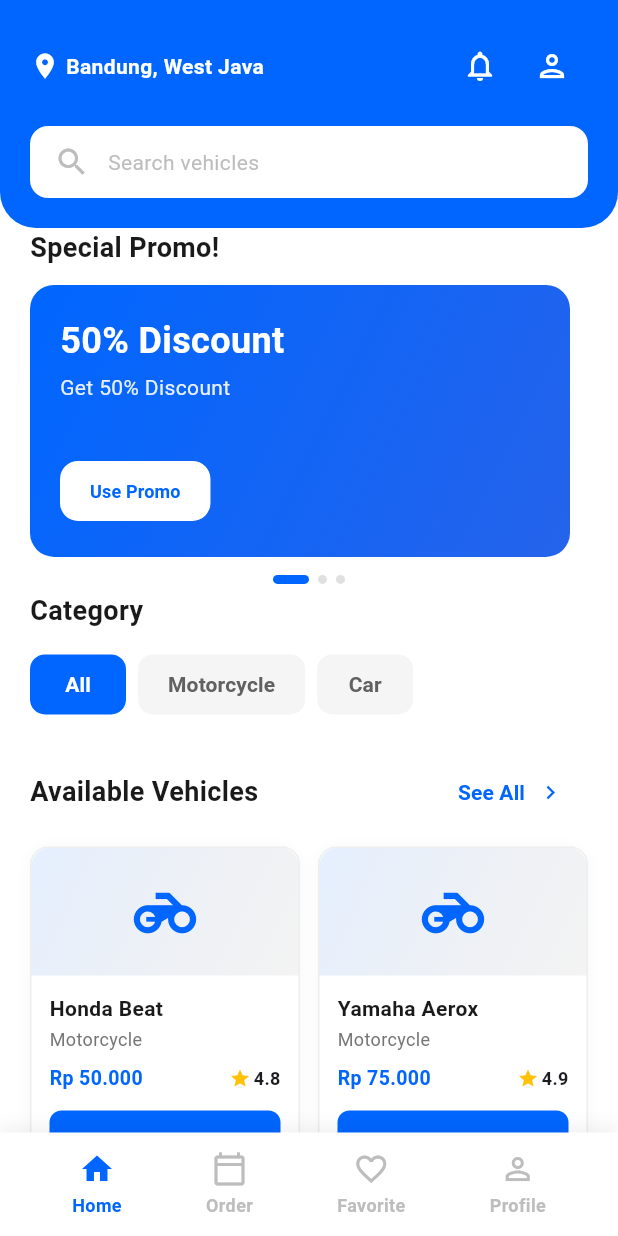
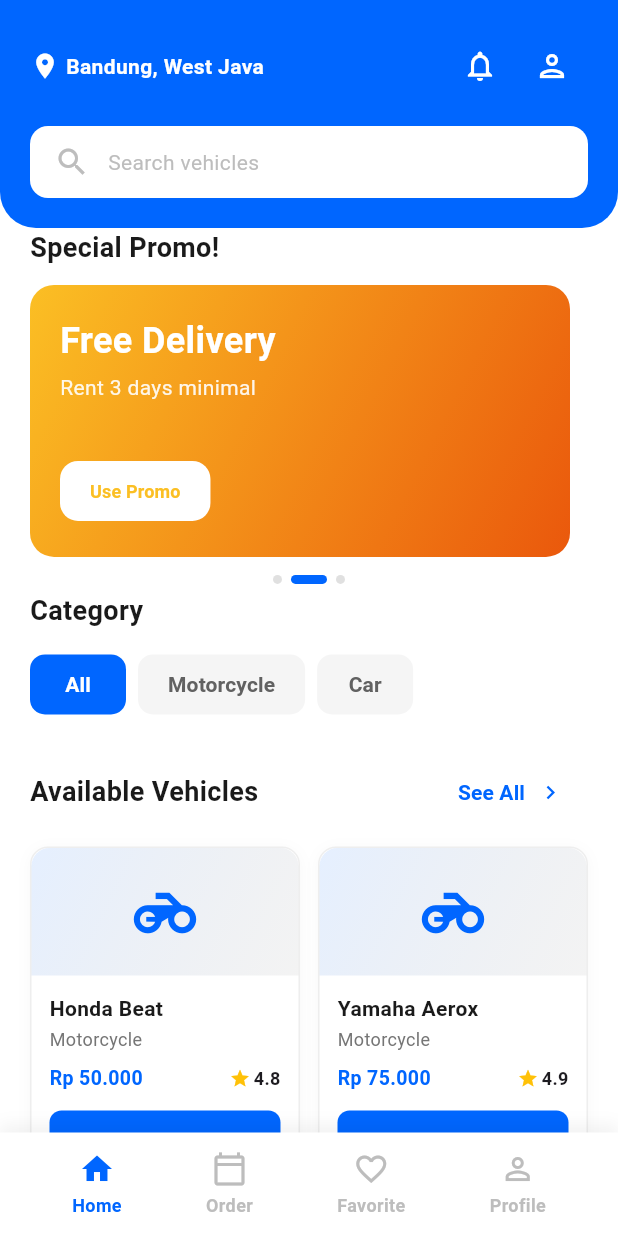
Before and after one commit to PeterAjaaa/Setor-Mobil, a Flutter app: the HomeScreen screen opened directly, after a tap on the "notifications" icon, on a phone screen of 412 x 824 dp. Run offline on Flutter 3.47's test engine with Material 3 defaults, Android fonts, the phone set to English and light mode, and no system bars.

Commit message:
Fix typo that cause PromoAutoScroll to not work

```diff
--- a/lib/screens/page/home_screen.dart
+++ b/lib/screens/page/home_screen.dart
@@ -97,7 +97,7 @@ class _HomeScreenState extends State<HomeScreen> {
   ];
 
   @override
-  void intitState() {
+  void initState() {
     super.initState();
     _startPromoAutoScroll();
   }
@@ -322,7 +322,7 @@ class _HomeScreenState extends State<HomeScreen> {
                           Text(
                             promo['subtitle'],
                             style: TextStyle(
-                              color: Colors.white.withOpacity(0.9),
+                              color: Colors.white.withValues(alpha: 0.9),
                               fontSize: 14,
                             ),
                           ),
@@ -473,7 +473,7 @@ class _HomeScreenState extends State<HomeScreen> {
               crossAxisCount: 2,
               crossAxisSpacing: 12,
               mainAxisSpacing: 12,
-              childAspectRatio: 0.70,
+              childAspectRatio: 0.65,
             ),
             itemCount: _filteredVehicles.length,
             itemBuilder: (context, index) {
@@ -494,7 +494,7 @@ class _HomeScreenState extends State<HomeScreen> {
         borderRadius: BorderRadius.circular(12),
         boxShadow: [
           BoxShadow(
-            color: Colors.black.withOpacity(0.03),
+            color: Colors.black.withValues(alpha: 0.03),
             blurRadius: 8,
             offset: Offset(0, 2),
           ),
@@ -509,8 +509,8 @@ class _HomeScreenState extends State<HomeScreen> {
             decoration: BoxDecoration(
               gradient: LinearGradient(
                 colors: [
-                  Color(0xFF0066FF).withOpacity(0.1),
-                  Color(0xFF1A1A1A).withOpacity(0.05),
+                  Color(0xFF0066FF).withValues(alpha: 0.1),
+                  Color(0xFF1A1A1A).withValues(alpha: 0.05),
                 ],
                 begin: Alignment.topLeft,
                 end: Alignment.bottomRight,
@@ -622,7 +622,7 @@ class _HomeScreenState extends State<HomeScreen> {
         color: Colors.white,
         boxShadow: [
           BoxShadow(
-            color: Colors.black.withOpacity(0.05),
+            color: Colors.black.withValues(alpha: 0.05),
             blurRadius: 8,
             offset: Offset(0, -5),
           ),
@@ -664,7 +664,6 @@ class _HomeScreenState extends State<HomeScreen> {
             MaterialPageRoute(builder: (context) => ProfileScreen()),
           );
         }
-
       },
       child: Column(
         mainAxisSize: MainAxisSize.min,
```
